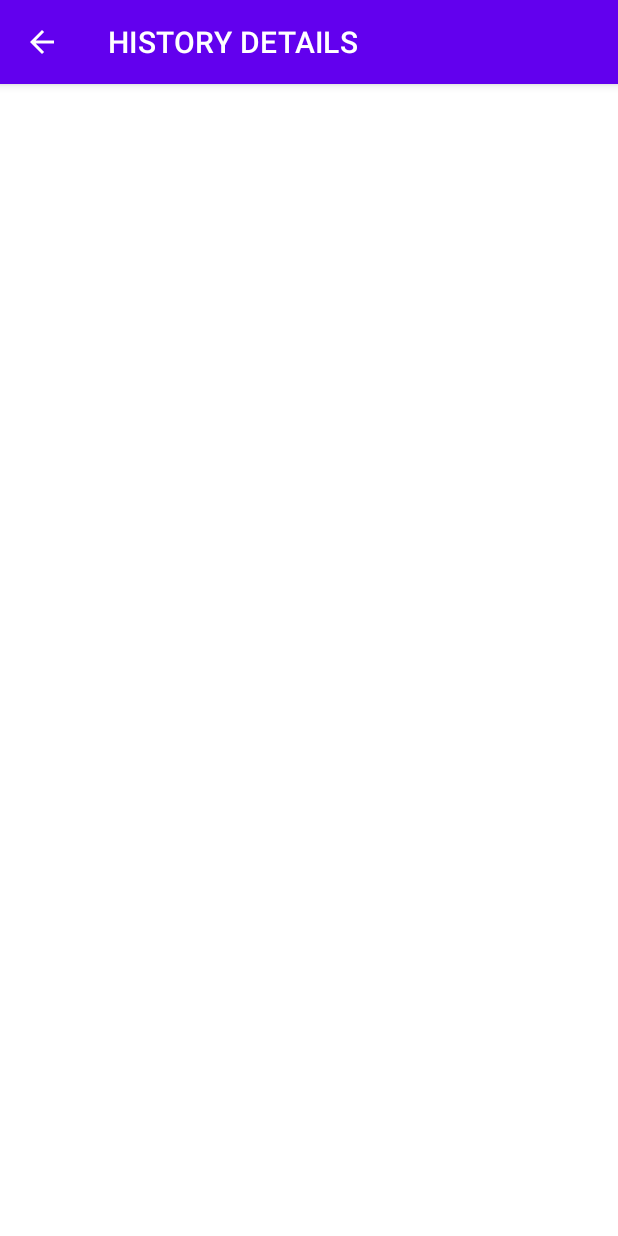
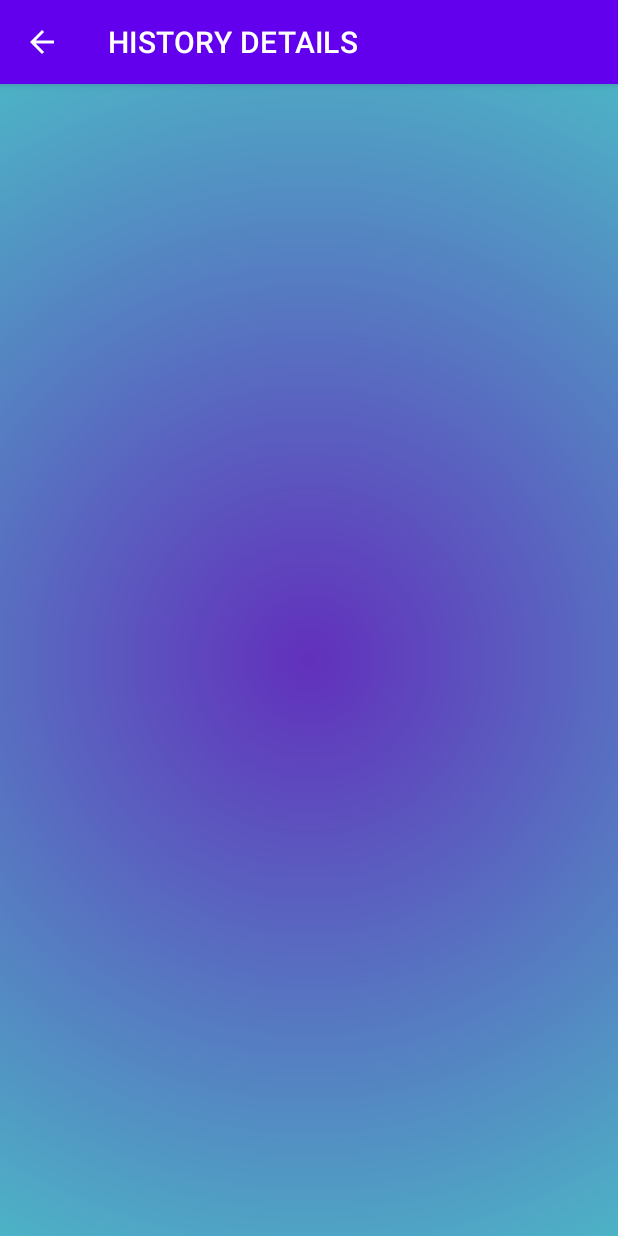
Before and after one commit to Huzair13/tms_client, an Android app: the HistoryDetails screen opened directly, with no data from a screen before it, on a phone screen of 412 x 824 dp. Run offline under Robolectric (Android 15) with nearby library versions, the phone set to English and light mode, and no system bars; Roboto replaces fonts that are not available here; 1 statement that could not run was skipped.

```diff
--- a/app/src/main/java/com/example/map_my_sona/admin_dashboard.java
+++ b/app/src/main/java/com/example/map_my_sona/admin_dashboard.java
@@ -10,5 +10,6 @@ public class admin_dashboard extends AppCompatActivity {
     protected void onCreate(Bundle savedInstanceState) {
         super.onCreate(savedInstanceState);
         setContentView(R.layout.activity_admin_dashboard);
+
     }
 }
--- a/app/src/main/res/layout/activity_dashboard.xml
+++ b/app/src/main/res/layout/activity_dashboard.xml
@@ -28,6 +28,8 @@
        app:cardCornerRadius="20dp"
        app:cardBackgroundColor="@color/sliver"
        >
+
+
 
       <TextView
           android:layout_width="match_parent"
@@ -92,7 +94,7 @@
       <TextView
           android:layout_width="match_parent"
           android:layout_height="match_parent"
-          android:text="Manual Entr"
+          android:text="Manual Entry"
           android:textSize="20dp"
           android:gravity="center"
           android:textColor="@color/black"
--- a/app/src/main/res/layout/activity_history_details.xml
+++ b/app/src/main/res/layout/activity_history_details.xml
@@ -5,7 +5,8 @@
     xmlns:tools="http://schemas.android.com/tools"
     android:layout_width="match_parent"
     android:layout_height="match_parent"
-    tools:context=".HistoryDetails">
+    tools:context=".HistoryDetails"
+    android:background="@drawable/background1">
 
    <androidx.recyclerview.widget.RecyclerView
        android:layout_width="wrap_content"
--- a/app/src/main/res/layout/activity_home.xml
+++ b/app/src/main/res/layout/activity_home.xml
@@ -8,6 +8,8 @@
     android:gravity="center"
     android:orientation="vertical"
     android:background="@drawable/background1">
+
+
 
 
     <com.google.android.material.button.MaterialButton
```
